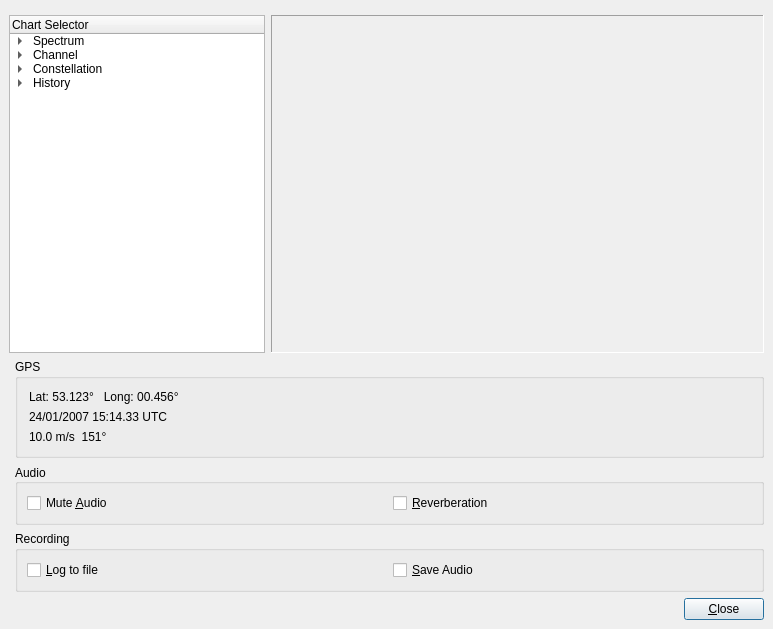
First picture: the form in branches/julian/android/src/GUI-QT/systemevalDlgbase.ui, repository mmjee/dream-patched, before the edit.
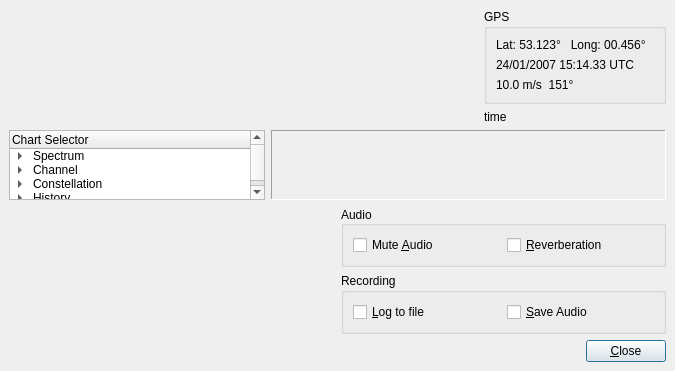
Second picture: the form after the edit. Icons and pictures are not drawn. Custom widgets are drawn as their Qt base class.

```diff
--- a/branches/julian/android/src/GUI-QT/systemevalDlgbase.ui
+++ b/branches/julian/android/src/GUI-QT/systemevalDlgbase.ui
@@ -6,8 +6,8 @@
    <rect>
     <x>0</x>
     <y>0</y>
-    <width>773</width>
-    <height>629</height>
+    <width>675</width>
+    <height>354</height>
    </rect>
   </property>
   <property name="windowTitle">
@@ -18,9 +18,88 @@
     <normaloff>:/icons/MainIcon.svg</normaloff>:/icons/MainIcon.svg</iconset>
   </property>
   <widget class="QWidget" name="centralwidget">
-   <layout class="QVBoxLayout" name="verticalLayout_3">
+   <layout class="QVBoxLayout" name="verticalLayout_5">
     <item>
-     <widget class="DRMDetail" name="drmDetail" native="true"/>
+     <layout class="QGridLayout" name="gridLayout_3">
+      <item row="0" column="0" rowspan="2">
+       <widget class="DRMDetail" name="drmDetail" native="true">
+        <property name="sizePolicy">
+         <sizepolicy hsizetype="Expanding" vsizetype="Preferred">
+          <horstretch>0</horstretch>
+          <verstretch>0</verstretch>
+         </sizepolicy>
+        </property>
+       </widget>
+      </item>
+      <item row="0" column="1">
+       <widget class="QGroupBox" name="GroupBoxGPSStatus">
+        <property name="sizePolicy">
+         <sizepolicy hsizetype="Minimum" vsizetype="Minimum">
+          <horstretch>0</horstretch>
+          <verstretch>0</verstretch>
+         </sizepolicy>
+        </property>
+        <property name="title">
+         <string>GPS</string>
+        </property>
+        <layout class="QGridLayout" name="gridLayout_2">
+         <item row="0" column="0" colspan="2">
+          <widget class="QLabel" name="TextLabelGPSPosition">
+           <property name="text">
+            <string>Lat: 53.123°   Long: 00.456°</string>
+           </property>
+           <property name="wordWrap">
+            <bool>false</bool>
+           </property>
+          </widget>
+         </item>
+         <item row="1" column="0">
+          <widget class="QLabel" name="TextLabelGPSTime">
+           <property name="text">
+            <string>24/01/2007 15:14.33 UTC</string>
+           </property>
+           <property name="wordWrap">
+            <bool>false</bool>
+           </property>
+          </widget>
+         </item>
+         <item row="2" column="0">
+          <widget class="QLabel" name="TextLabelGPSSpeedHeading">
+           <property name="text">
+            <string>10.0 m/s  151°</string>
+           </property>
+           <property name="wordWrap">
+            <bool>false</bool>
+           </property>
+          </widget>
+         </item>
+         <item row="2" column="1">
+          <widget class="CMultColorLED" name="LEDGPS" native="true">
+           <property name="minimumSize">
+            <size>
+             <width>13</width>
+             <height>13</height>
+            </size>
+           </property>
+           <property name="maximumSize">
+            <size>
+             <width>13</width>
+             <height>13</height>
+            </size>
+           </property>
+          </widget>
+         </item>
+        </layout>
+       </widget>
+      </item>
+      <item row="1" column="1">
+       <widget class="QLabel" name="SDCdateTime">
+        <property name="text">
+         <string>time</string>
+        </property>
+       </widget>
+      </item>
+     </layout>
     </item>
     <item>
      <layout class="QHBoxLayout" name="horizontalLayout">
@@ -269,175 +348,27 @@
     <item>
      <layout class="QHBoxLayout" name="horizontalLayout_2">
       <item>
-       <widget class="DRMOptions" name="drmOptions" native="true"/>
-      </item>
-      <item>
-       <layout class="QVBoxLayout" name="verticalLayout">
+       <layout class="QVBoxLayout" name="verticalLayout_3">
         <item>
-         <widget class="QGroupBox" name="GroupBoxGPSStatus">
+         <widget class="DRMOptions" name="drmOptions" native="true">
           <property name="sizePolicy">
-           <sizepolicy hsizetype="Minimum" vsizetype="Fixed">
+           <sizepolicy hsizetype="Expanding" vsizetype="Maximum">
             <horstretch>0</horstretch>
             <verstretch>0</verstretch>
            </sizepolicy>
           </property>
-          <property name="title">
-           <string>GPS</string>
+          <property name="minimumSize">
+           <size>
+            <width>10</width>
+            <height>0</height>
+           </size>
           </property>
-          <layout class="QVBoxLayout" name="_31">
-           <property name="spacing">
-            <number>6</number>
-           </property>
-           <property name="leftMargin">
-            <number>11</number>
-           </property>
-           <property name="topMargin">
-            <number>11</number>
-           </property>
-           <property name="rightMargin">
-            <number>11</number>
-           </property>
-           <property name="bottomMargin">
-            <number>11</number>
-           </property>
-           <item>
-            <layout class="QHBoxLayout" name="_32">
-             <property name="spacing">
-              <number>6</number>
-             </property>
-             <property name="leftMargin">
-              <number>0</number>
-             </property>
-             <property name="topMargin">
-              <number>0</number>
-             </property>
-             <property name="rightMargin">
-              <number>0</number>
-             </property>
-             <property name="bottomMargin">
-              <number>0</number>
-             </property>
-             <item>
-              <layout class="QVBoxLayout" name="_33">
-               <property name="spacing">
-                <number>6</number>
-               </property>
-               <property name="leftMargin">
-                <number>0</number>
-               </property>
-               <property name="topMargin">
-                <number>0</number>
-               </property>
-               <property name="rightMargin">
-                <number>0</number>
-               </property>
-               <property name="bottomMargin">
-                <number>0</number>
-               </property>
-               <item>
-                <widget class="QLabel" name="TextLabelGPSPosition">
-                 <property name="text">
-                  <string>Lat: 53.123°   Long: 00.456°</string>
-                 </property>
-                 <property name="wordWrap">
-                  <bool>false</bool>
-                 </property>
-                </widget>
-               </item>
-               <item>
-                <widget class="QLabel" name="TextLabelGPSTime">
-                 <property name="text">
-                  <string>24/01/2007 15:14.33 UTC</string>
-                 </property>
-                 <property name="wordWrap">
-                  <bool>false</bool>
-                 </property>
-                </widget>
-               </item>
-               <item>
-                <widget class="QLabel" name="TextLabelGPSSpeedHeading">
-                 <property name="text">
-                  <string>10.0 m/s  151°</string>
-                 </property>
-                 <property name="wordWrap">
-                  <bool>false</bool>
-                 </property>
-                </widget>
-               </item>
-              </layout>
-             </item>
-             <item>
-              <spacer name="Spacer18">
-               <property name="orientation">
-                <enum>Qt::Horizontal</enum>
-               </property>
-               <property name="sizeType">
-                <enum>QSizePolicy::Expanding</enum>
-               </property>
-               <property name="sizeHint" stdset="0">
-                <size>
-                 <width>20</width>
-                 <height>20</height>
-                </size>
-               </property>
-              </spacer>
-             </item>
-             <item>
-              <layout class="QVBoxLayout" name="_34">
-               <property name="spacing">
-                <number>6</number>
-               </property>
-               <property name="leftMargin">
-                <number>0</number>
-               </property>
-               <property name="topMargin">
-                <number>0</number>
-               </property>
-               <property name="rightMargin">
-                <number>0</number>
-               </property>
-               <property name="bottomMargin">
-                <number>0</number>
-               </property>
-               <item>
-                <spacer name="Spacer21">
-                 <property name="orientation">
-                  <enum>Qt::Vertical</enum>
-                 </property>
-                 <property name="sizeType">
-                  <enum>QSizePolicy::MinimumExpanding</enum>
-                 </property>
-                 <property name="sizeHint" stdset="0">
-                  <size>
-                   <width>20</width>
-                   <height>20</height>
-                  </size>
-                 </property>
-                </spacer>
-               </item>
-               <item>
-                <widget class="CMultColorLED" name="LEDGPS" native="true">
-                 <property name="minimumSize">
-                  <size>
-                   <width>13</width>
-                   <height>13</height>
-                  </size>
-                 </property>
-                 <property name="maximumSize">
-                  <size>
-                   <width>13</width>
-                   <height>13</height>
-                  </size>
-                 </property>
-                </widget>
-               </item>
-              </layout>
-             </item>
-            </layout>
-           </item>
-          </layout>
          </widget>
         </item>
+       </layout>
+      </item>
+      <item>
+       <layout class="QVBoxLayout" name="verticalLayout">
         <item>
          <widget class="QGroupBox" name="GroupBoxLogFileSaveData">
           <property name="sizePolicy">
```
